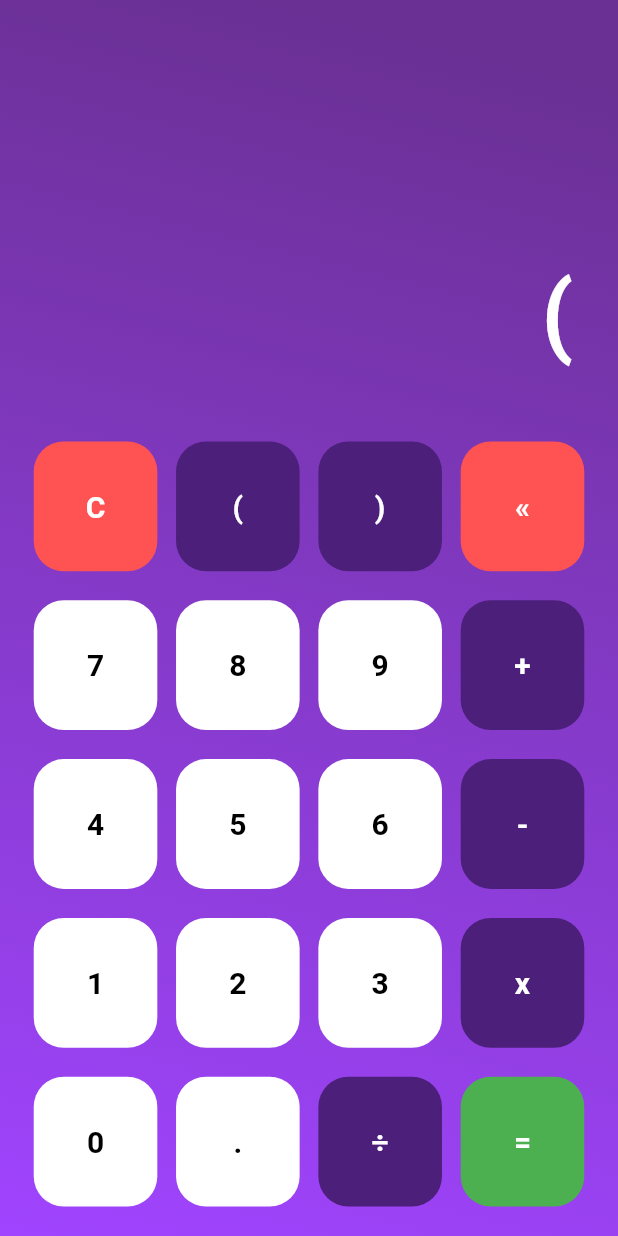
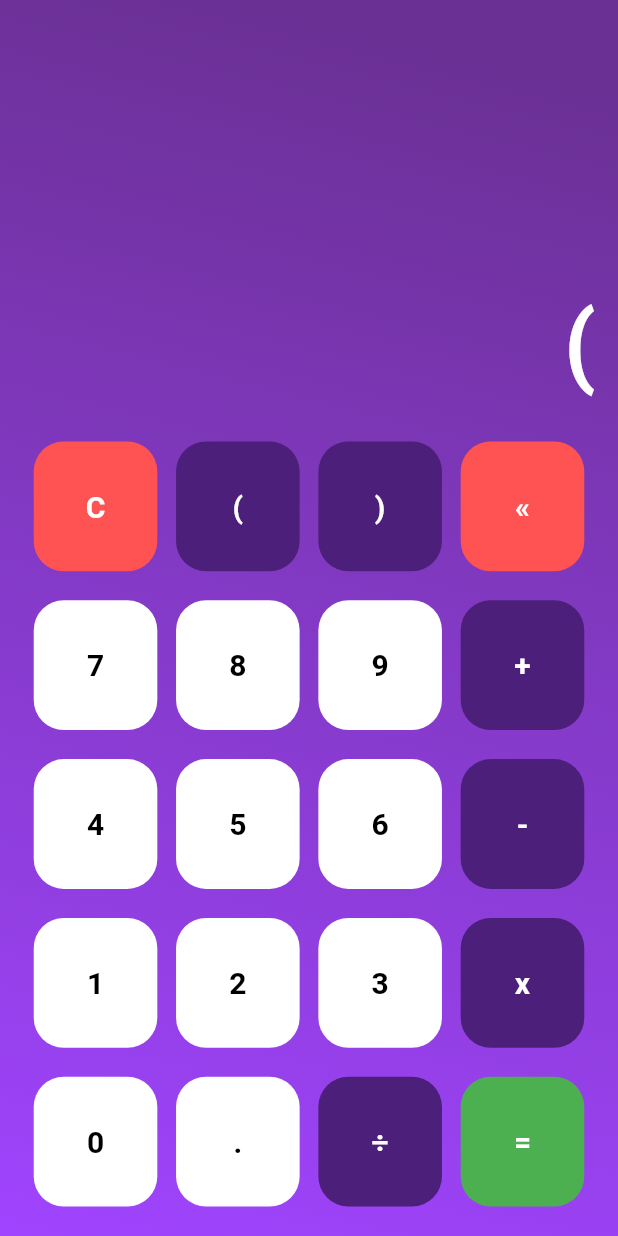
Before and after one commit to musiolmarco/MathApp, a Flutter app: the screen it shows after launch, after a tap on an icon or button, on a phone screen of 412 x 824 dp. Run offline on Flutter 3.47's test engine with Material 2 defaults, Android fonts, the phone set to English and light mode, and no system bars; our stand-ins replace math_expressions.

Commit message:
Changed Padding in CalculatorDisplay Widget

```diff
--- a/lib/widgets/calculator/calculator_display.dart
+++ b/lib/widgets/calculator/calculator_display.dart
@@ -21,7 +21,7 @@ class _CalculatorDisplayState extends State<CalculatorDisplay> {
       child: Align(
         alignment: Alignment.bottomRight,
             child: Padding(
-              padding: const EdgeInsets.all(30.0),
+              padding: const EdgeInsets.fromLTRB(0,0,15,10),
               child: SingleChildScrollView(
                 controller: widget.scrollController,
                 scrollDirection: Axis.horizontal,
```
